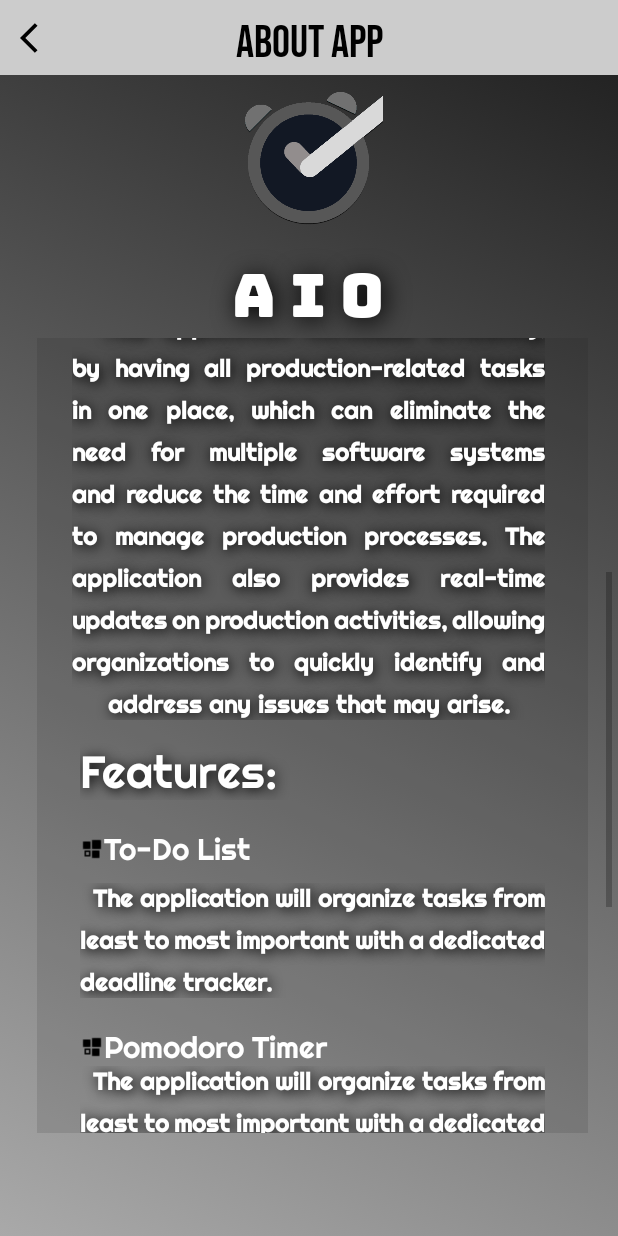
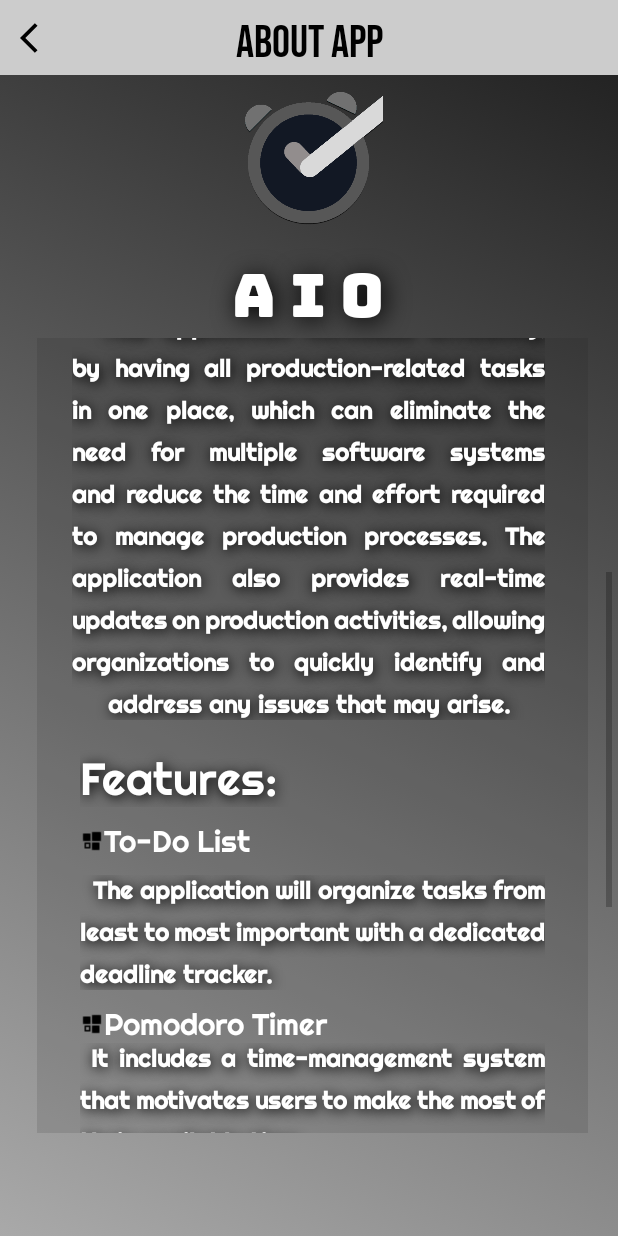
Before and after one commit to jedddi/aioapp, an Android app: the AboutApp screen opened directly, with no data from a screen before it, scrolled down 370 dp, on a phone screen of 412 x 824 dp. Run offline under Robolectric (Android 15) with nearby library versions, the phone set to English and light mode, and no system bars.

Commit message:
update About app and about us

```diff
--- a/app/src/main/res/layout/activity_about_app.xml
+++ b/app/src/main/res/layout/activity_about_app.xml
@@ -137,7 +137,7 @@
                     android:layout_width="fill_parent"
                     android:layout_height="wrap_content"
                     android:layout_marginStart="13dp"
-                    android:layout_marginTop="15dp"
+                    android:layout_marginTop="20dp"
                     android:fontFamily="@font/righteous"
                     android:text="Features:"
                     android:shadowColor="@color/black"
@@ -151,7 +151,7 @@
                     android:layout_width="fill_parent"
                     android:layout_height="wrap_content"
                     android:layout_marginStart="13dp"
-                    android:layout_marginTop="20dp"
+                    android:layout_marginTop="10dp"
                     android:fontFamily="@font/righteous"
                     android:drawableStart="@drawable/box"
                     android:text="To-Do List"
@@ -181,7 +181,7 @@
                     android:layout_height="wrap_content"
                     android:layout_marginHorizontal="90dp"
                     android:layout_marginStart="13dp"
-                    android:layout_marginTop="20dp"
+                    android:layout_marginTop="10dp"
                     android:fontFamily="@font/righteous"
                     android:drawableStart="@drawable/box"
                     android:text="Pomodoro Timer"
@@ -190,7 +190,7 @@
 
                 <TextView
                     android:layout_width="wrap_content"
-                    android:layout_height="89dp"
+                    android:layout_height="73dp"
                     android:layout_gravity="center_horizontal"
                     android:layout_marginHorizontal="13dp"
                     android:fontFamily="@font/righteous"
@@ -200,7 +200,7 @@
                     android:shadowDx="1.5"
                     android:shadowDy="1.8"
                     android:shadowRadius="10.6"
-                    android:text="  The application will organize tasks from least to most important with a dedicated deadline tracker."
+                    android:text=" It includes a time-management system that motivates users to make the most of their available time."
                     android:textColor="#fff"
                     android:textSize="16dp"
                     android:textStyle="bold" />
@@ -210,7 +210,7 @@
                     android:layout_height="wrap_content"
                     android:layout_marginHorizontal="90dp"
                     android:layout_marginStart="13dp"
-                    android:layout_marginTop="20dp"
+                    android:layout_marginTop="10dp"
                     android:fontFamily="@font/righteous"
                     android:drawableStart="@drawable/box"
                     android:text="Finance Tracker"
@@ -219,7 +219,7 @@
 
                 <TextView
                     android:layout_width="wrap_content"
-                    android:layout_height="78dp"
+                    android:layout_height="51dp"
                     android:layout_gravity="center_horizontal"
                     android:layout_marginHorizontal="13dp"
                     android:fontFamily="@font/righteous"
@@ -229,7 +229,7 @@
                     android:shadowDx="1.5"
                     android:shadowDy="1.8"
                     android:shadowRadius="10.6"
-                    android:text="  Application includes a financial tracker that helps to manage personal or business finances."
+                    android:text="  A financial tracker that helps to manage personal or business finances."
                     android:textColor="#fff"
                     android:textSize="16dp"
                     android:textStyle="bold" />
@@ -239,7 +239,7 @@
                     android:layout_height="wrap_content"
                     android:layout_marginHorizontal="95dp"
                     android:layout_marginStart="13dp"
-                    android:layout_marginTop="20dp"
+                    android:layout_marginTop="10dp"
                     android:drawableStart="@drawable/box"
                     android:fontFamily="@font/righteous"
                     android:text="Journal"
@@ -258,24 +258,28 @@
                     android:shadowDx="1.5"
                     android:shadowDy="1.8"
                     android:shadowRadius="10.6"
-                    android:text=" The application will also have a notes-app-like feature that keeps track of the user's daily thoughts."
+                    android:text=" A notes-app-like feature that keeps track of the user's daily thoughts."
                     android:textColor="#fff"
                     android:textSize="16dp"
                     android:textStyle="bold" />
 
                 <TextView
-                    android:layout_width="126dp"
+                    android:layout_width="146dp"
                     android:layout_height="39dp"
                     android:layout_gravity="center_horizontal"
                     android:layout_marginHorizontal="15dp"
-                    android:layout_marginStart="23dp"
-                    android:layout_marginTop="10dp"
+                    android:layout_marginStart="20dp"
+                    android:layout_marginTop="8dp"
                     android:layout_marginEnd="16dp"
                     android:fontFamily="@font/britannic"
+                    android:shadowColor="@color/black"
+                    android:shadowDx="1.5"
+                    android:shadowDy="1.8"
+                    android:shadowRadius="10.6"
                     android:text="All Rights Reserved 2023"
                     android:textAlignment="center"
                     android:textColor="#fff"
-                    android:textSize="12dp" />
+                    android:textSize="16dp" />
 
 
             </LinearLayout>
--- a/app/src/main/res/layout/activity_main.xml
+++ b/app/src/main/res/layout/activity_main.xml
@@ -85,7 +85,11 @@
           android:background="@drawable/bg"
           android:text="Continue"
           android:fontFamily="@font/bebasneue"
-          android:textColor="#000000"
+          android:textColor="#fff"
+          android:shadowColor="@color/black"
+          android:shadowDx="2.5"
+          android:shadowDy="2.8"
+          android:shadowRadius="20.12"
           android:textSize="25dp"
           app:layout_constraintEnd_toEndOf="parent"
           app:layout_constraintStart_toStartOf="parent"
--- a/app/src/main/res/layout/dashboard_activity.xml
+++ b/app/src/main/res/layout/dashboard_activity.xml
@@ -152,7 +152,7 @@
         app:layout_constraintTop_toBottomOf="@+id/imageView9"
         app:month_color="#d9d9d9"
         app:selected_day_text_color="#FDFDFD"
-        app:selector_color="#d9d9d9"
+        app:selector_color="#60d9d9d9"
         app:week_name_color="#d9d9d9" />
 
 
--- a/build.gradle
+++ b/build.gradle
@@ -1,5 +1,5 @@
 // Top-level build file where you can add configuration options common to all sub-projects/modules.
 plugins {
-    id 'com.android.application' version '7.4.2' apply false
-    id 'com.android.library' version '7.4.2' apply false
+    id 'com.android.application' version '8.0.2' apply false
+    id 'com.android.library' version '8.0.2' apply false
 }
```
Also changed, not shown: app/src/main/AndroidManifest.xml (+6 -3 lines), app/src/main/java/com/example/aioapp/NotificationActivity.java (+13 -0 lines), app/src/main/res/layout/activity_about_us.xml (+10 -8 lines), app/src/main/res/layout/activity_notification.xml (+30 -15 lines), app/src/main/res/menu/options_menu.xml (deleted, +0 -34 lines).
